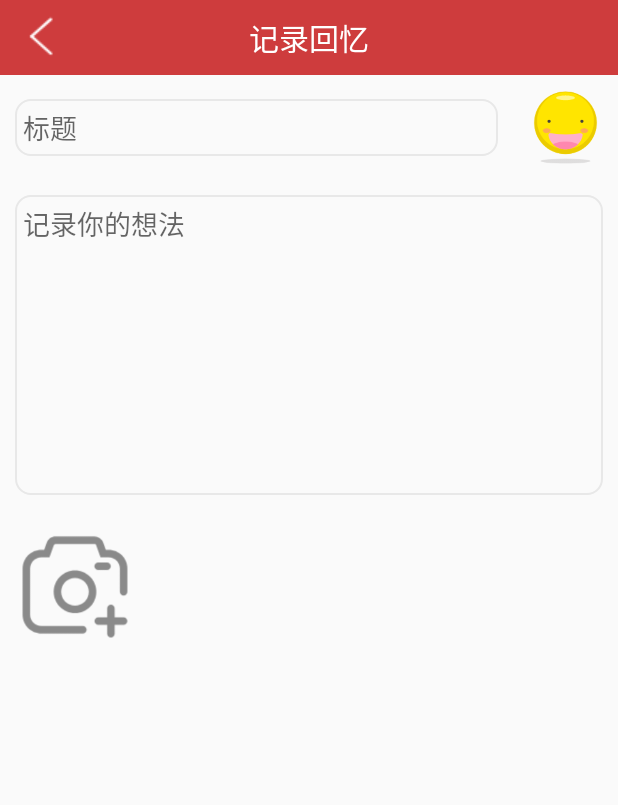
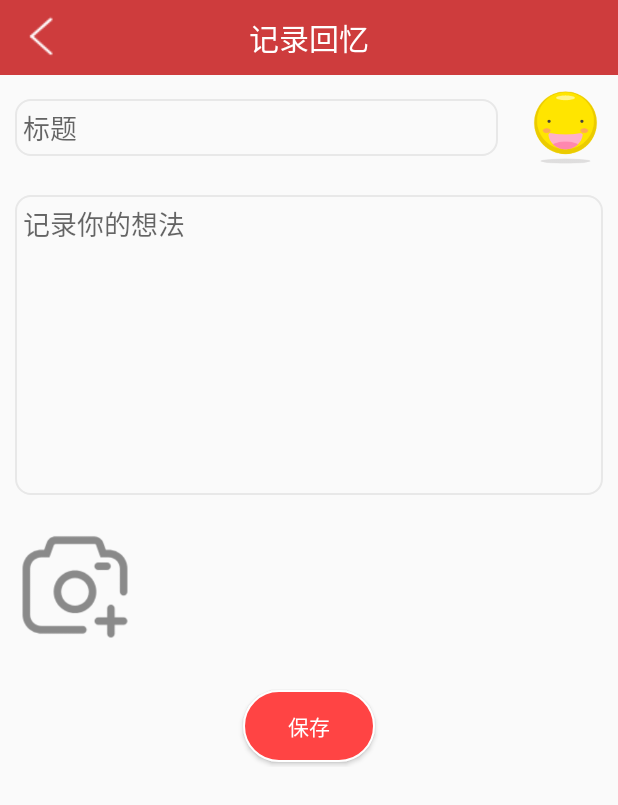
Before and after one commit to aka1i/myLBS, an Android app: the EditNoteActivity screen opened directly, with no data from a screen before it, on a phone screen of 412 x 824 dp. Shown: the top 805 px of the screen. Run offline under Robolectric (Android 15) with nearby library versions, the phone set to English and light mode, and no system bars; libraries missing offline, so code that uses them is left out: com.avos.avoscloud, com.baidu.mapapi; pictures from the network do not load.

Commit message:
增加添加 和 浏览功能

```diff
--- a/app/src/main/java/com/example/map/activity/EditNoteActivity.java
+++ b/app/src/main/java/com/example/map/activity/EditNoteActivity.java
@@ -1,14 +1,16 @@
 package com.example.map.activity;
 
 import android.Manifest;
+import android.app.ProgressDialog;
 import android.content.Context;
 import android.content.Intent;
-import android.content.SharedPreferences;
 import android.content.pm.PackageManager;
 import android.graphics.Color;
 import android.graphics.drawable.ColorDrawable;
 import android.net.Uri;
 import android.os.Build;
+import android.os.Handler;
+import android.os.Message;
 import android.support.v4.app.ActivityCompat;
 import android.support.v4.content.ContextCompat;
 import android.support.v7.app.AppCompatActivity;
@@ -16,7 +18,6 @@ import android.os.Bundle;
 import android.support.v7.widget.GridLayoutManager;
 import android.support.v7.widget.RecyclerView;
 import android.support.v7.widget.Toolbar;
-import android.util.Log;
 import android.view.Gravity;
 import android.view.View;
 import android.view.ViewGroup;
@@ -30,19 +31,16 @@ import android.widget.Toast;
 
 import com.avos.avoscloud.AVUser;
 import com.baidu.mapapi.model.LatLng;
-import com.bumptech.glide.Glide;
-import com.bumptech.glide.load.engine.DiskCacheStrategy;
-import com.bumptech.glide.request.RequestOptions;
 import com.example.map.R;
-import com.example.map.SPStr;
 import com.example.map.adapter.GridImageAdapter;
+import com.example.map.bean.NoteBean;
+import com.example.map.bean.NoteLab;
 import com.example.map.utils.BitmapUtil;
 import com.example.map.utils.OpenAlbumUtil;
 
 import java.util.ArrayList;
+import java.util.Date;
 import java.util.List;
-
-import cc.shinichi.sherlockutillibrary.utility.image.ImageUtil;
 
 public class EditNoteActivity extends AppCompatActivity implements View.OnClickListener {
     private static final String LONGITUDE = "longitude";
@@ -53,8 +51,13 @@ public class EditNoteActivity extends AppCompatActivity implements View.OnClickL
     private EditText mTitleText;
     private EditText mSummaryText;
     private ImageView emojiImg;
+    private Button mApplyButton;
     private PopupWindow albumPop;
     private PopupWindow emojiPop;
+    private double longitude;
+    private double latitude;
+    private ProgressDialog progressDialog;
+    private int emojiId = R.drawable.emoji_1;
     private static final int PHOTO_FROM_GALLERY = 1;
     private static final int PHOTO_FROM_CAMERA = 2;
     @Override
@@ -65,6 +68,9 @@ public class EditNoteActivity extends AppCompatActivity implements View.OnClickL
     }
 
     private void init(){
+        Intent intent = getIntent();
+        latitude = intent.getDoubleExtra(LATITUDE,0);
+        longitude = intent.getDoubleExtra(LONGITUDE,0);
         Toolbar toolbar = findViewById(R.id.setting_title);
         toolbar.setNavigationIcon(R.drawable.back_white);
         toolbar.setNavigationOnClickListener(new View.OnClickListener() {
@@ -76,6 +82,7 @@ public class EditNoteActivity extends AppCompatActivity implements View.OnClickL
         mTitleText = findViewById(R.id.edit_note_tile);
         mSummaryText = findViewById(R.id.edit_note_summary);
         emojiImg = findViewById(R.id.emoji_img);
+        mApplyButton = findViewById(R.id.apply_button);
         RecyclerView recyclerView = findViewById(R.id.edit_note_pics);
         recyclerView.setLayoutManager(new GridLayoutManager(this,3));
         adapter = new GridImageAdapter(this,onAddPicClickListener);
@@ -85,6 +92,7 @@ public class EditNoteActivity extends AppCompatActivity implements View.OnClickL
         recyclerView.setAdapter(adapter);
         emojiImg.setBackground(getDrawable(R.drawable.emoji_1));
         emojiImg.setOnClickListener(this);
+        mApplyButton.setOnClickListener(this);
     }
     private GridImageAdapter.onAddPicClickListener onAddPicClickListener =
             new GridImageAdapter.onAddPicClickListener() {
@@ -104,6 +112,25 @@ public class EditNoteActivity extends AppCompatActivity implements View.OnClickL
         switch (v.getId()){
             case R.id.emoji_img:
                 showSelectEmojiPop();
+                break;
+            case R.id.apply_button:
+                progressDialog = new ProgressDialog(this);
+                progressDialog.setCancelable(false);
+                progressDialog.setMessage("正在刻入您的记忆...");
+                progressDialog.show();
+                NoteBean noteBean = new NoteBean(
+                        "",
+                        mTitleText.getText().toString(),
+                        mSummaryText.getText().toString(),
+                        longitude,
+                        latitude,
+                        new Date().getTime(),
+                        emojiId,
+                        true,
+                        selectList,
+                        AVUser.getCurrentUser()
+                        );
+                NoteLab.get(this).addNote(noteBean,handler);
                 break;
         }
     }
@@ -127,6 +154,7 @@ public class EditNoteActivity extends AppCompatActivity implements View.OnClickL
         adapter.setOnItemClickListener(new GridImageAdapter.OnItemClickListener() {
             @Override
             public void onItemClick(int position, View v) {
+                emojiId = emojiIds[position];
                 emojiImg.setBackground(getDrawable(emojiIds[position]));
                 emojiPop.dismiss();
             }
@@ -287,4 +315,21 @@ public class EditNoteActivity extends AppCompatActivity implements View.OnClickL
         intent.putExtra(LATITUDE,latLng.latitude);
         return intent;
     }
+    Handler handler = new Handler(){
+        @Override
+        public void handleMessage(Message msg) {
+            super.handleMessage(msg);
+            if (progressDialog!=null)
+            progressDialog.cancel();
+            switch (msg.what){
+                case 0:
+                    finish();
+                    Toast.makeText(EditNoteActivity.this,"刻入成功",Toast.LENGTH_SHORT).show();
+                    break;
+                case -999:
+                    Toast.makeText(EditNoteActivity.this,"网络异常，请稍后",Toast.LENGTH_SHORT).show();
+                    break;
+            }
+        }
+    };
 }
--- a/app/src/main/java/com/example/map/activity/LoginActivity.java
+++ b/app/src/main/java/com/example/map/activity/LoginActivity.java
@@ -66,7 +66,7 @@ public class LoginActivity extends AppCompatActivity {
                                 editor.putString(SPStr.HEAD_IMG,avUser.getAVFile("pic").getUrl());
                                 editor.commit();
                                 startActivity(new Intent(LoginActivity.this, MainActivity.class));
-                                Toast.makeText(LoginActivity.this, "登入成功", Toast.LENGTH_SHORT).show();
+                                Toast.makeText(LoginActivity.this, "脑电波接入成功~~~", Toast.LENGTH_SHORT).show();
                                 finish();
                             } else {
                                 Toast.makeText(LoginActivity.this, "登入失败（可能账户名或密码错误）", Toast.LENGTH_SHORT).show();
--- a/app/src/main/java/com/example/map/activity/MainActivity.java
+++ b/app/src/main/java/com/example/map/activity/MainActivity.java
@@ -842,6 +842,7 @@ public class MainActivity extends BaseActivity implements View.OnClickListener {
 
     private void showSelectNotePositionPop(){
         isNote = true;
+        mBmb.setVisibility(View.INVISIBLE);
         View popView = View.inflate(MainActivity.this,R.layout.layout_select_note_position_pop,null);
 
 
@@ -866,6 +867,7 @@ public class MainActivity extends BaseActivity implements View.OnClickListener {
             @Override
             public void onDismiss() {
                 mBaiduMap.clear();
+                mBmb.setVisibility(View.VISIBLE);
                 selectNotePositionPop = null;
                 notePosition = null;
                 isNote = false;
--- a/app/src/main/java/com/example/map/adapter/NoteAdapter.java
+++ b/app/src/main/java/com/example/map/adapter/NoteAdapter.java
@@ -50,7 +50,7 @@ public class NoteAdapter extends RecyclerView.Adapter {
         return notes.size();
     }
 
-    public void setEvents(List<NoteBean> notes) {
+    public void setNotes(List<NoteBean> notes) {
         this.notes = notes;
     }
 
@@ -75,6 +75,7 @@ public class NoteAdapter extends RecyclerView.Adapter {
             this.note = note;
             titleText.setText(note.getTitle());
             summaryText.setText(note.getDetail());
+            timeText.setText("发表于：" + dateFormat.format(note.getTime()));
             Uri uri = Uri.parse("android.resource://" + context.getPackageName() + "/" + note.getEmojiId());
             RequestOptions options = new RequestOptions();
             Glide.with(context).applyDefaultRequestOptions(options).load(uri).into(moodImg);
--- a/app/src/main/res/layout/activity_edit_note.xml
+++ b/app/src/main/res/layout/activity_edit_note.xml
@@ -35,6 +35,15 @@
     </android.support.v7.widget.Toolbar>
 
 
+    <ScrollView
+        android:layout_width="match_parent"
+        android:layout_height="match_parent">
+
+       <LinearLayout
+           android:layout_width="match_parent"
+           android:layout_height="match_parent"
+           android:orientation="vertical">
+
            <RelativeLayout
                android:layout_width="match_parent"
                android:layout_height="wrap_content"
@@ -69,8 +78,7 @@
                android:gravity="top|left"
                android:layout_margin="10dp"
                android:padding="5dp"
-        android:hint="记录你的想法"
-        android:layout_below="@+id/activity_edit_edittitle" />
+               android:hint="记录你的想法" />
 
            <android.support.v7.widget.RecyclerView
                android:id="@+id/edit_note_pics"
@@ -78,5 +86,20 @@
                android:layout_height="wrap_content"/>
 
 
+           <Button
+               android:id="@+id/apply_button"
+               android:layout_width="wrap_content"
+               android:layout_height="wrap_content"
+               android:layout_gravity="center"
+               android:background="@drawable/red_corner_button"
+               android:textColor="@color/white"
+               android:layout_alignParentBottom="true"
+               android:layout_centerHorizontal="true"
+               android:layout_marginTop="20dp"
+               android:layout_marginBottom="3dp"
+               android:text="保存" />
+       </LinearLayout>
+    </ScrollView>
+
 
 </LinearLayout>
--- a/app/src/main/res/layout/activity_note_list.xml
+++ b/app/src/main/res/layout/activity_note_list.xml
@@ -17,7 +17,7 @@
             android:layout_width="wrap_content"
             android:layout_height="wrap_content"
             android:layout_gravity="center"
-            android:text="回忆"
+            android:text="回忆录"
             android:textColor="@color/white"
             android:textSize="20sp" />
 
```
Also changed, not shown: app/src/main/java/com/example/map/activity/NoteListActivity.java (+44 -10 lines), app/src/main/java/com/example/map/bean/NoteLab.java (+64 -39 lines), app/src/main/res/layout/item_note.xml (+14 -12 lines). Lines whose indentation alone changed are shown as unchanged.
